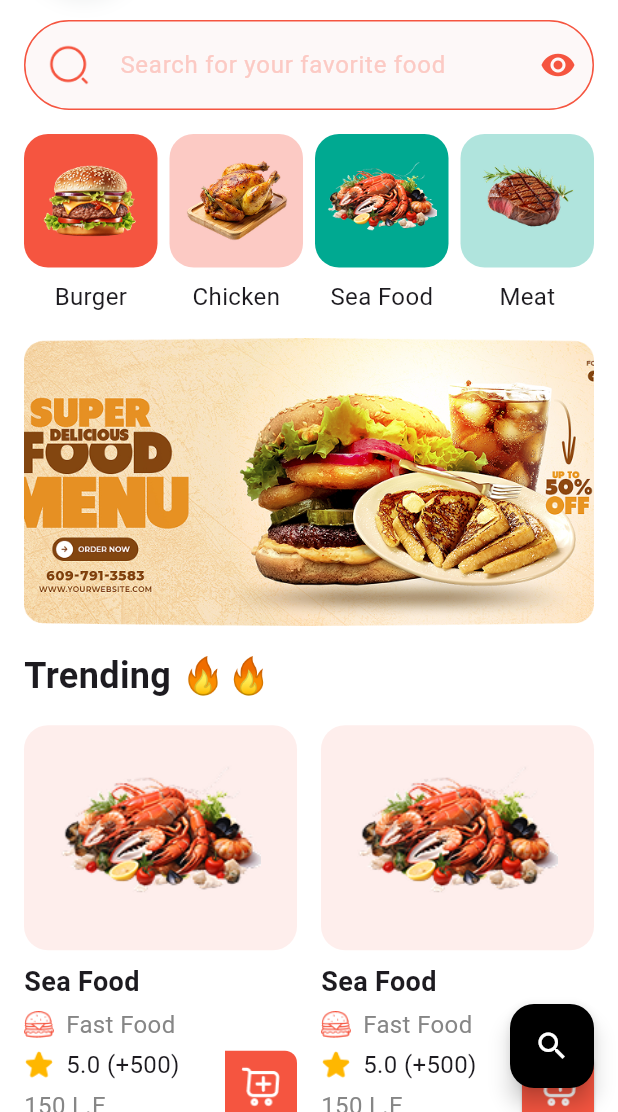
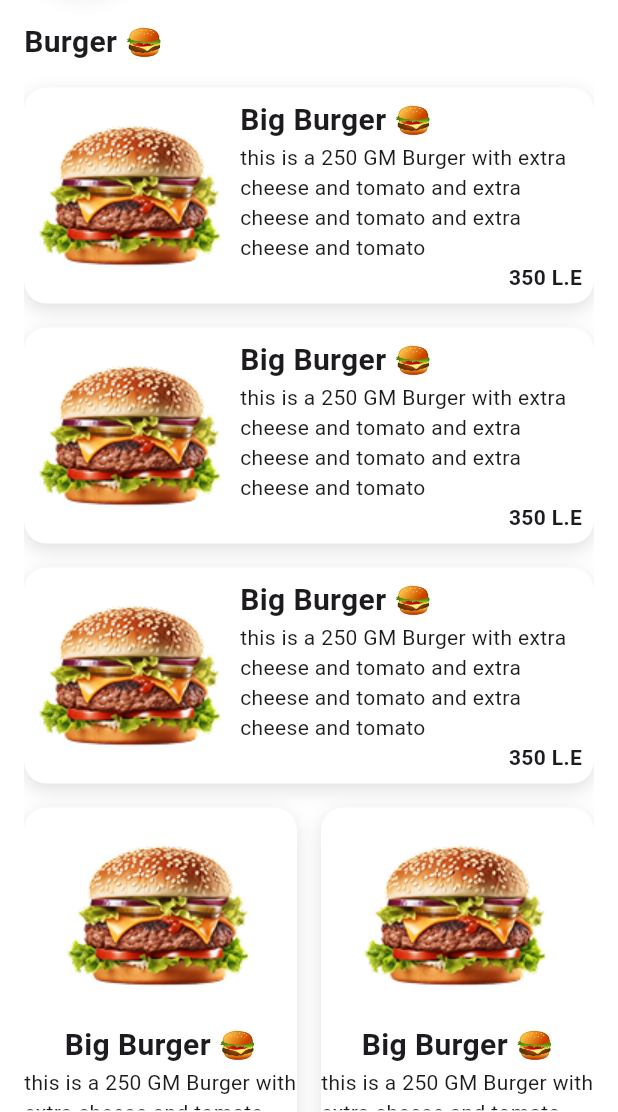
Before and after one commit to MrShow01/talabat_like_app, a Flutter app: the screen it shows after launch, on a phone screen of 412 x 824 dp, the part 124-1236 px from its top. Run offline on Flutter 3.47's test engine with Material 3 defaults, Android fonts, the phone set to English and light mode, and no system bars.

Commit message:
category list

```diff
--- a/lib/main.dart
+++ b/lib/main.dart
@@ -1,5 +1,5 @@
 import 'package:flutter/material.dart';
-import 'package:talabat_like_app/home_screen.dart';
+import 'package:talabat_like_app/view/category_list.dart';
 
 void main() {
   runApp(const MyApp());
@@ -11,6 +11,6 @@ class MyApp extends StatelessWidget {
   // This widget is the root of your application.
   @override
   Widget build(BuildContext context) {
-    return MaterialApp(title: 'Talabat like app', home: HomeScreen());
+    return MaterialApp(title: 'Talabat like app', home: CategoryList());
   }
 }
--- /dev/null
+++ b/lib/view/category_list.dart
@@ -0,0 +1,55 @@
+import 'package:flutter/material.dart';
+import 'package:talabat_like_app/widgets/food_card_grid_widget.dart';
+import 'package:talabat_like_app/widgets/food_card_widget.dart';
+import 'package:talabat_like_app/widgets/my_location_widget.dart';
+
+class CategoryList extends StatelessWidget {
+  const CategoryList({super.key});
+  @override
+  Widget build(BuildContext context) {
+    return Scaffold(
+      backgroundColor: Colors.white,
+      body: SafeArea(
+        child: Padding(
+          padding: const EdgeInsets.symmetric(horizontal: 16),
+          child: SingleChildScrollView(
+            child: Column(
+              crossAxisAlignment: CrossAxisAlignment.start,
+              spacing: 16,
+              children: [
+                MyLocationWidget(),
+                Text(
+                  'Burger 🍔',
+                  style: TextStyle(fontSize: 20, fontWeight: FontWeight.w700),
+                ),
+                ListView.separated(
+                  physics: const NeverScrollableScrollPhysics(),
+                  shrinkWrap: true,
+                  itemCount: 3,
+                  separatorBuilder: (context, index) => Padding(
+                    padding: EdgeInsetsGeometry.symmetric(vertical: 8),
+                  ),
+                  itemBuilder: (context, index) => FoodCardWidget(),
+                ),
+
+                GridView.builder(
+                  physics: const NeverScrollableScrollPhysics(),
+                  shrinkWrap: true,
+                  scrollDirection: Axis.vertical,
+                  gridDelegate: SliverGridDelegateWithFixedCrossAxisCount(
+                    crossAxisCount: 2,
+                    childAspectRatio: 0.7,
+                    mainAxisSpacing: 16,
+                    crossAxisSpacing: 16,
+                  ),
+                  itemCount: 5,
+                  itemBuilder: (context, index) => FoodCardGridWidget(),
+                ),
+              ],
+            ),
+          ),
+        ),
+      ),
+    );
+  }
+}
--- a/lib/home_screen.dart
+++ b/lib/view/home_screen.dart
@@ -1,6 +1,7 @@
 import 'dart:developer';
 
 import 'package:flutter/material.dart';
+import 'package:talabat_like_app/widgets/my_location_widget.dart';
 
 class HomeScreen extends StatelessWidget {
   HomeScreen({super.key});
@@ -20,65 +21,7 @@ class HomeScreen extends StatelessWidget {
               crossAxisAlignment: CrossAxisAlignment.start,
               spacing: 16,
               children: [
-                Row(
-                  mainAxisAlignment: MainAxisAlignment.spaceBetween,
-                  children: [
-                    Container(
-                      decoration: BoxDecoration(
-                        color: Colors.white,
-                        borderRadius: BorderRadius.circular(50),
-                        boxShadow: [
-                          BoxShadow(
-                            color: Color(0xff111c3033),
-                            spreadRadius: 0,
-                            blurRadius: 10,
-                            offset: const Offset(0, 4),
-                          ),
-                        ],
-                      ),
-                      child: ClipRRect(
-                        borderRadius: BorderRadius.circular(50),
-                        child: Image.asset(
-                          'assets/person.png',
-                          height: 80,
-                          width: 80,
-                          fit: BoxFit.cover,
-                        ),
-                      ),
-                    ),
-                    Column(
-                      crossAxisAlignment: CrossAxisAlignment.center,
-                      mainAxisAlignment: MainAxisAlignment.center,
-                      children: [
-                        Row(
-                          children: [
-                            Text(
-                              'Current location',
-                              style: TextStyle(
-                                fontWeight: FontWeight.w600,
-                                fontSize: 16,
-                              ),
-                            ),
-
-                            Image.asset('assets/location.png'),
-                          ],
-                        ),
-                        Text(
-                          '19 Golf Street Naser City, Cairo Egypt',
-                          style: TextStyle(
-                            fontSize: 15,
-                            color: Color(0xff515151),
-                          ),
-                        ),
-                      ],
-                    ),
-                    Image.asset(
-                      'assets/notification.png',
-                      height: 40,
-                      width: 40,
-                    ),
-                  ],
-                ),
+                MyLocationWidget(),
                 StatefulBuilder(
                   builder: (context, setState) {
                     return Form(
--- /dev/null
+++ b/lib/widgets/food_card_grid_widget.dart
@@ -0,0 +1,63 @@
+import 'package:flutter/material.dart';
+
+class FoodCardGridWidget extends StatelessWidget {
+  const FoodCardGridWidget({super.key});
+
+  @override
+  Widget build(BuildContext context) {
+    return Container(
+      decoration: BoxDecoration(
+        color: Colors.white,
+        borderRadius: BorderRadius.circular(15),
+        boxShadow: [
+          BoxShadow(
+            color: Colors.black12,
+            spreadRadius: 0,
+            blurRadius: 10,
+            offset: const Offset(0, 4),
+          ),
+        ],
+      ),
+
+      child: Flex(
+        mainAxisSize: MainAxisSize.min,
+        direction: Axis.vertical,
+        children: [
+          Flexible(flex: 2, child: Image.asset('assets/burger.png')),
+          Flexible(
+            flex: 1,
+            child: Column(
+              mainAxisSize: MainAxisSize.min,
+              children: [
+                Text(
+                  'Big Burger 🍔',
+                  style: TextStyle(fontSize: 20, fontWeight: FontWeight.w700),
+                ),
+                Expanded(
+                  child: Text(
+                    'this is a 250 GM Burger with extra cheese and tomato and extra cheese and tomato and extra cheese and tomato',
+                    maxLines: 3,
+                  ),
+                ),
+                Expanded(
+                  child: Row(
+                    mainAxisAlignment: MainAxisAlignment.end,
+                    children: [
+                      Padding(
+                        padding: EdgeInsets.symmetric(horizontal: 8),
+                        child: Text(
+                          '350 L.E',
+                          style: TextStyle(fontWeight: FontWeight.w700),
+                        ),
+                      ),
+                    ],
+                  ),
+                ),
+              ],
+            ),
+          ),
+        ],
+      ),
+    );
+  }
+}
--- /dev/null
+++ b/lib/widgets/food_card_widget.dart
@@ -0,0 +1,55 @@
+import 'package:flutter/material.dart';
+
+class FoodCardWidget extends StatelessWidget {
+  const FoodCardWidget({super.key});
+
+  @override
+  Widget build(BuildContext context) {
+    return Container(
+      decoration: BoxDecoration(
+        color: Colors.white,
+        borderRadius: BorderRadius.circular(15),
+        boxShadow: [
+          BoxShadow(
+            color: Colors.black12,
+            spreadRadius: 0,
+            blurRadius: 10,
+            offset: const Offset(0, 4),
+          ),
+        ],
+      ),
+
+      child: Row(
+        children: [
+          Image.asset('assets/burger.png'),
+          Expanded(
+            child: Column(
+              crossAxisAlignment: CrossAxisAlignment.start,
+              children: [
+                Text(
+                  'Big Burger 🍔',
+                  style: TextStyle(fontSize: 20, fontWeight: FontWeight.w700),
+                ),
+                Text(
+                  'this is a 250 GM Burger with extra cheese and tomato and extra cheese and tomato and extra cheese and tomato',
+                ),
+                Row(
+                  mainAxisAlignment: MainAxisAlignment.end,
+                  children: [
+                    Padding(
+                      padding: EdgeInsets.symmetric(horizontal: 8),
+                      child: Text(
+                        '350 L.E',
+                        style: TextStyle(fontWeight: FontWeight.w700),
+                      ),
+                    ),
+                  ],
+                ),
+              ],
+            ),
+          ),
+        ],
+      ),
+    );
+  }
+}
--- /dev/null
+++ b/lib/widgets/my_location_widget.dart
@@ -0,0 +1,58 @@
+import 'package:flutter/material.dart';
+
+class MyLocationWidget extends StatelessWidget {
+  const MyLocationWidget({super.key});
+
+  @override
+  Widget build(BuildContext context) {
+    return Row(
+      mainAxisAlignment: MainAxisAlignment.spaceBetween,
+      children: [
+        Container(
+          decoration: BoxDecoration(
+            color: Colors.white,
+            borderRadius: BorderRadius.circular(50),
+            boxShadow: [
+              BoxShadow(
+                color: Color(0xff111c3033),
+                spreadRadius: 0,
+                blurRadius: 10,
+                offset: const Offset(0, 4),
+              ),
+            ],
+          ),
+          child: ClipRRect(
+            borderRadius: BorderRadius.circular(50),
+            child: Image.asset(
+              'assets/person.png',
+              height: 80,
+              width: 80,
+              fit: BoxFit.cover,
+            ),
+          ),
+        ),
+        Column(
+          crossAxisAlignment: CrossAxisAlignment.center,
+          mainAxisAlignment: MainAxisAlignment.center,
+          children: [
+            Row(
+              children: [
+                Text(
+                  'Current location',
+                  style: TextStyle(fontWeight: FontWeight.w600, fontSize: 16),
+                ),
+
+                Image.asset('assets/location.png'),
+              ],
+            ),
+            Text(
+              '19 Golf Street Naser City, Cairo Egypt',
+              style: TextStyle(fontSize: 15, color: Color(0xff515151)),
+            ),
+          ],
+        ),
+        Image.asset('assets/notification.png', height: 40, width: 40),
+      ],
+    );
+  }
+}
```
